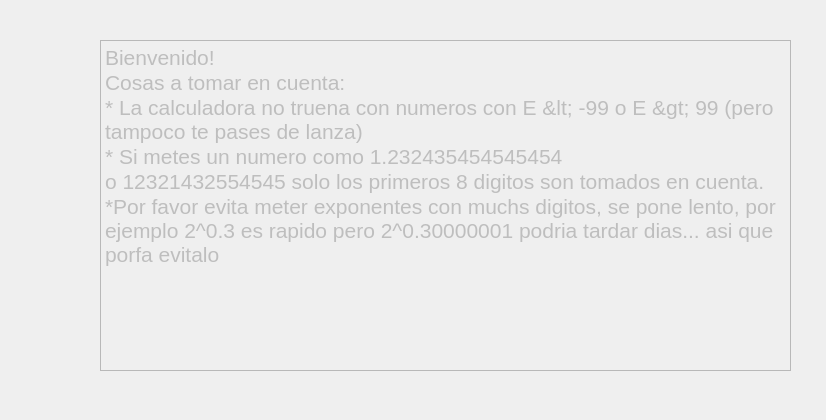
The window that helpdialog.ui (A-deLuna/Shunting-yard-calculator) describes before a commit, drawn with Qt 5.
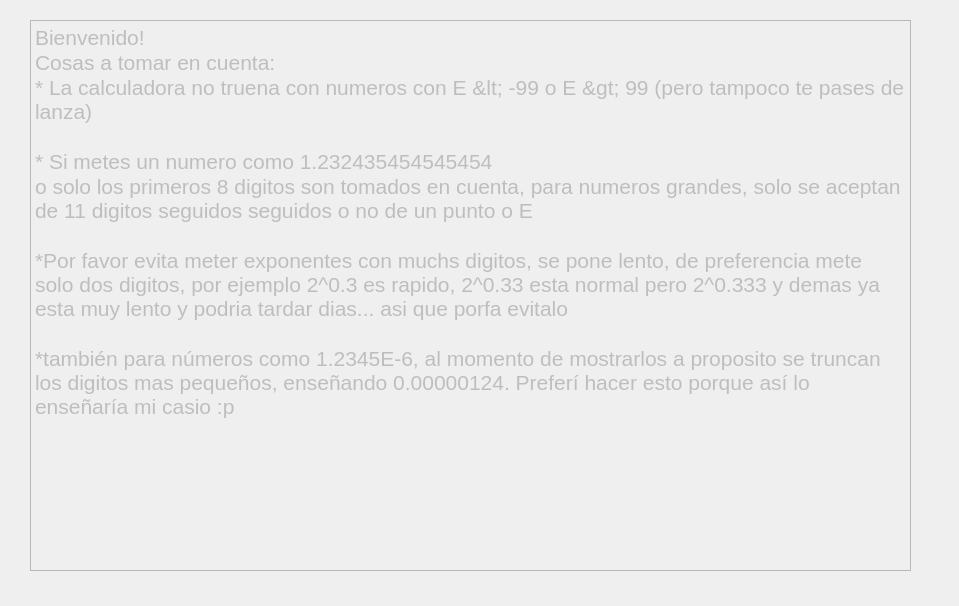
The same window after the commit.

Patch:
```diff
--- a/helpdialog.ui
+++ b/helpdialog.ui
@@ -6,8 +6,8 @@
    <rect>
     <x>0</x>
     <y>0</y>
-    <width>826</width>
-    <height>420</height>
+    <width>959</width>
+    <height>606</height>
    </rect>
   </property>
   <property name="windowTitle">
@@ -19,24 +19,32 @@
    </property>
    <property name="geometry">
     <rect>
-     <x>100</x>
-     <y>40</y>
-     <width>691</width>
-     <height>331</height>
+     <x>30</x>
+     <y>20</y>
+     <width>881</width>
+     <height>551</height>
     </rect>
    </property>
    <property name="font">
     <font>
      <pointsize>16</pointsize>
+     <weight>50</weight>
+     <bold>false</bold>
+     <stylestrategy>PreferDefault</stylestrategy>
+     <kerning>true</kerning>
     </font>
    </property>
    <property name="plainText">
     <string>Bienvenido!
 Cosas a tomar en cuenta: 
 * La calculadora no truena con numeros con E &lt; -99 o E &gt; 99 (pero tampoco te pases de lanza)
+
 * Si metes un numero como 1.232435454545454
-o 12321432554545 solo los primeros 8 digitos son tomados en cuenta.
-*Por favor evita meter exponentes con muchs digitos, se pone lento, por ejemplo 2^0.3 es rapido pero 2^0.30000001 podria tardar dias... asi que porfa evitalo</string>
+o solo los primeros 8 digitos son tomados en cuenta, para numeros grandes, solo se aceptan de 11 digitos seguidos seguidos o no de un punto o E
+
+*Por favor evita meter exponentes con muchs digitos, se pone lento, de preferencia mete  solo dos digitos, por ejemplo 2^0.3 es rapido, 2^0.33 esta normal pero 2^0.333 y demas ya esta muy lento y podria tardar dias... asi que porfa evitalo
+
+*también para números como 1.2345E-6, al momento de mostrarlos a proposito se truncan  los digitos mas pequeños, enseñando 0.00000124. Preferí hacer esto porque así lo enseñaría mi casio :p</string>
    </property>
   </widget>
  </widget>
```
